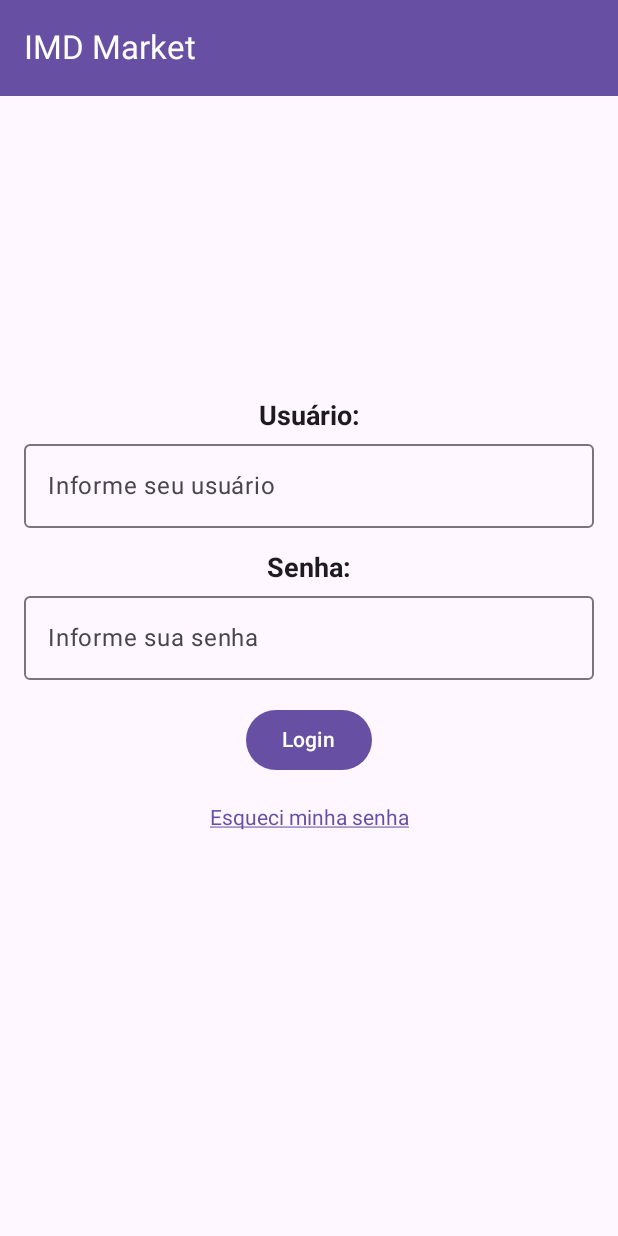
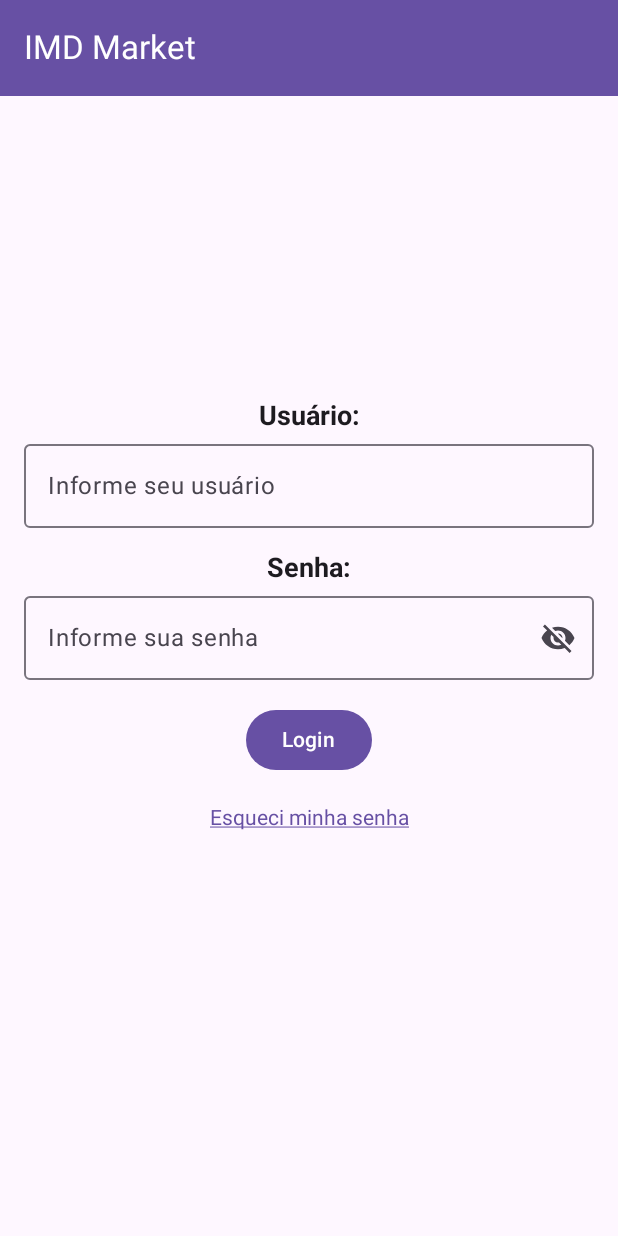
Before and after one commit to Arco-de-Treinamento/DDM-2024.2-BTI-UFRN, an Android app built with Jetpack Compose: the MainActivity screen opened directly, with no data from a screen before it, on a phone screen of 412 x 824 dp. Run offline under Robolectric (Android 15) with nearby library versions, the phone set to English and light mode, and no system bars.

Commit message:
refactor: Password field

```diff
--- a/app/build.gradle.kts
+++ b/app/build.gradle.kts
@@ -59,4 +59,8 @@ dependencies {
     androidTestImplementation(libs.androidx.ui.test.junit4)
     debugImplementation(libs.androidx.ui.tooling)
     debugImplementation(libs.androidx.ui.test.manifest)
+    implementation(platform("androidx.compose:compose-bom:2024.10.01"))
+    implementation("androidx.compose.material3:material3")
+    implementation ("androidx.compose.material:material-icons-extended")
+
 }
--- a/app/src/main/java/com/manoelfreitas/imdmarket/ui/screen/auth/login/loginScreen.kt
+++ b/app/src/main/java/com/manoelfreitas/imdmarket/ui/screen/auth/login/loginScreen.kt
@@ -11,12 +11,16 @@ import androidx.compose.ui.Alignment
 import androidx.compose.ui.text.input.KeyboardType
 import androidx.compose.ui.text.input.PasswordVisualTransformation
 import androidx.compose.foundation.text.KeyboardOptions
+import androidx.compose.material.icons.Icons
+import androidx.compose.material.icons.filled.Visibility
+import androidx.compose.material.icons.filled.VisibilityOff
 import androidx.compose.ui.platform.LocalContext
 import androidx.compose.ui.unit.dp
 import androidx.navigation.NavController
 import com.manoelfreitas.imdmarket.ui.navigation.navigateToMenu
 import kotlinx.coroutines.launch
 import androidx.compose.ui.text.font.FontWeight
+import androidx.compose.ui.text.input.VisualTransformation
 import androidx.compose.ui.text.style.TextDecoration
 import androidx.compose.ui.unit.sp
 
@@ -63,13 +67,10 @@ fun LoginScreen(navController: NavController){
             )
             Spacer(modifier = Modifier.height(16.dp))
             Text(text = "Senha:", fontWeight = FontWeight.Bold, fontSize = 18.sp)
-            OutlinedTextField(
+            PasswordTextField(
+                label = "Informe sua senha",
                 value = password,
-                onValueChange = { password = it },
-                label = { Text("Informe sua senha") },
-                visualTransformation = PasswordVisualTransformation(),
-                keyboardOptions = KeyboardOptions(keyboardType = KeyboardType.Password),
-                modifier = Modifier.fillMaxWidth()
+                onValueChange = { password = it }
             )
             Spacer(modifier = Modifier.height(16.dp))
             Button(onClick = {
@@ -109,3 +110,43 @@ fun checkLogin(context: Context, username: String, password: String, navControll
 
     return {}
 }
+
+
+@Composable
+fun PasswordTextField(label: String, value: String, onValueChange: (String) -> Unit) {
+    var showPassword by remember { mutableStateOf(false) }
+
+    OutlinedTextField(
+        modifier = Modifier
+            .fillMaxWidth(),
+        value = value,
+        onValueChange = onValueChange,
+        label = {
+            Text(text = label)
+        },
+        visualTransformation = if (showPassword) {
+            VisualTransformation.None
+        } else {
+            PasswordVisualTransformation()
+        },
+        keyboardOptions = KeyboardOptions(keyboardType = KeyboardType.Password),
+        trailingIcon = {
+            if (showPassword) {
+                IconButton(onClick = { showPassword = false }) {
+                    Icon(
+                        imageVector = Icons.Filled.Visibility,
+                        contentDescription = "hide_password"
+                    )
+                }
+            } else {
+                IconButton(
+                    onClick = { showPassword = true }) {
+                    Icon(
+                        imageVector = Icons.Filled.VisibilityOff,
+                        contentDescription = "show_password"
+                    )
+                }
+            }
+        }
+    )
+}
```
